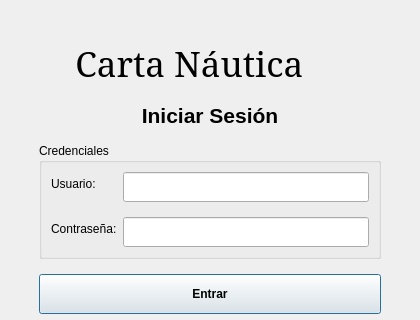
Above: logindialog.ui from Cantonplas/Trabajo_IHM before the change; both pictures show x 0 to 420 and y 0 to 320 of the 420 by 550 pixel window. Below: the same form after it.
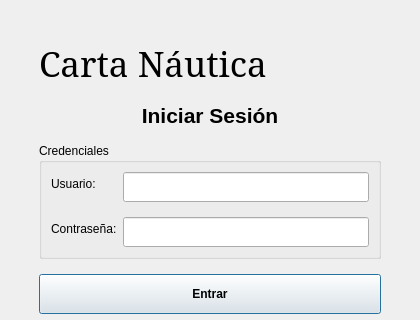
That is the form after the change.

What changed in the file:
```diff
--- a/logindialog.ui
+++ b/logindialog.ui
@@ -58,7 +58,7 @@
           <enum>Qt::LayoutDirection::LeftToRight</enum>
          </property>
          <property name="text">
-          <string>    Carta Náutica</string>
+          <string>Carta Náutica</string>
          </property>
         </widget>
        </item>
```
